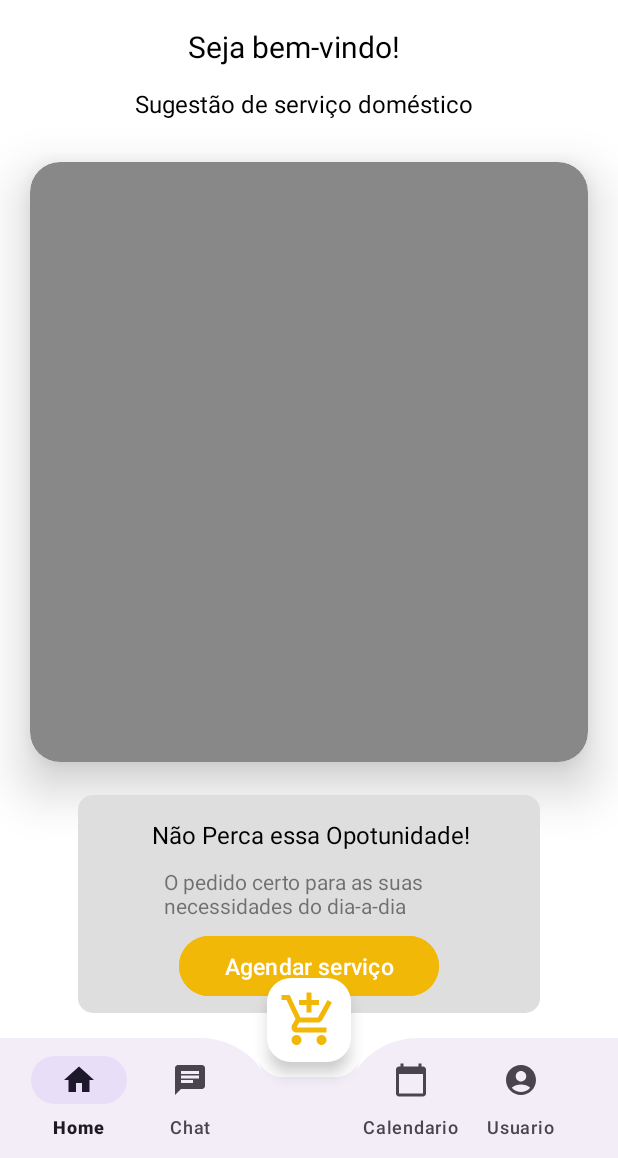
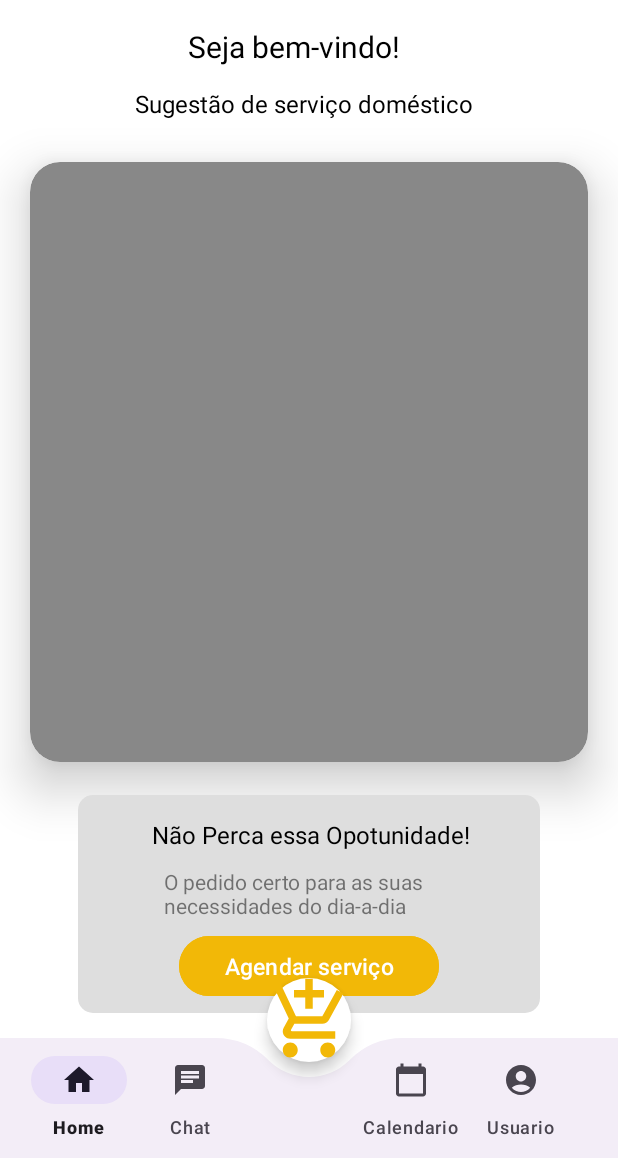
Before and after one commit to Cainann07/CasaEmOrdem, an Android app: the screen it shows after launch (BottomNav), on a phone screen of 412 x 824 dp, the part 78-1236 px from its top. Run offline under Robolectric (Android 15) with nearby library versions, the phone set to English and light mode, and no system bars; libraries missing offline, so code that uses them is left out: com.denzcoskun.imageslider; plain views replace ImageSlider; 8 statements that could not run were skipped.

Commit message:
Atualização Indexação clico de vida do Cliente Completo

```diff
--- a/app/src/main/java/com/example/casaemordem/BottomNav.java
+++ b/app/src/main/java/com/example/casaemordem/BottomNav.java
@@ -88,6 +88,10 @@ public class BottomNav extends AppCompatActivity {
         startActivity(new Intent(this, InfoEnderecoClienteActivity.class));
     }
 
+    public void ContratarServico(View view){
+        startActivity(new Intent(this, ContrataServicoActivity.class));
+    }
+
     public void Slider(){
         ImageSlider imageSlider = findViewById(R.id.imageSlider);
         ArrayList<SlideModel> slideModels = new ArrayList<>();
--- a/app/src/main/res/layout/activity_bottom_nav.xml
+++ b/app/src/main/res/layout/activity_bottom_nav.xml
@@ -128,7 +128,8 @@
             android:textSize="15sp"
             app:layout_constraintBottom_toBottomOf="parent"
             app:layout_constraintEnd_toEndOf="parent"
-            app:layout_constraintStart_toStartOf="parent" />
+            app:layout_constraintStart_toStartOf="parent"
+            android:onClick="ContratarServico"/>
     </androidx.constraintlayout.widget.ConstraintLayout>
 
     <com.google.android.material.bottomappbar.BottomAppBar
@@ -155,13 +156,17 @@
     <com.google.android.material.floatingactionbutton.FloatingActionButton
         android:layout_width="wrap_content"
         android:layout_height="wrap_content"
+        android:layout_gravity="center"
+        android:layout_marginTop="300dp"
         android:backgroundTint="@color/white"
         android:contentDescription="@string/camp_Txt_confirmar_senha"
         android:src="@drawable/ic_add_contratar_servico"
         android:visibility="visible"
+        app:fabSize="auto"
         app:layout_anchor="@+id/bottomAppBar"
         app:layout_anchorGravity="center"
-        app:maxImageSize="40dp"
+        app:maxImageSize="60dp"
+        app:shapeAppearanceOverlay="@style/roundedImageViewRounded"
         app:tint="@color/amareloPadrao"
         tools:ignore="ImageContrastCheck" />
 
--- a/app/src/main/res/layout/activity_confirmacao_pedido.xml
+++ b/app/src/main/res/layout/activity_confirmacao_pedido.xml
@@ -125,7 +125,8 @@
         app:layout_constraintEnd_toEndOf="parent"
         app:layout_constraintHorizontal_bias="0.498"
         app:layout_constraintStart_toStartOf="parent"
-        app:layout_constraintVertical_bias="1.0" />
+        app:layout_constraintVertical_bias="1.0"
+        android:onClick="PaginaInicial" />
 
 
 </androidx.constraintlayout.widget.ConstraintLayout>
--- a/app/src/main/res/layout/activity_contrata_servico.xml
+++ b/app/src/main/res/layout/activity_contrata_servico.xml
@@ -368,7 +368,8 @@
         app:layout_constraintBottom_toBottomOf="parent"
         app:layout_constraintEnd_toEndOf="parent"
         app:layout_constraintHorizontal_bias="0.5"
-        app:layout_constraintStart_toStartOf="parent" />
+        app:layout_constraintStart_toStartOf="parent"
+        android:onClick="SelecionarProf"/>
 
 
 </androidx.constraintlayout.widget.ConstraintLayout>
--- a/app/src/main/res/layout/activity_info_endereco_cliente.xml
+++ b/app/src/main/res/layout/activity_info_endereco_cliente.xml
@@ -237,14 +237,15 @@
         android:layout_height="49dp"
         android:layout_marginBottom="216dp"
         android:backgroundTint="#F2B807"
-        android:text="Entrar"
+        android:text="Continuar"
         android:textColor="#f2f2f2"
         app:layout_constraintBottom_toBottomOf="parent"
         app:layout_constraintEnd_toEndOf="parent"
         app:layout_constraintHorizontal_bias="0.498"
         app:layout_constraintStart_toStartOf="parent"
         app:layout_constraintTop_toBottomOf="@+id/constraintLayout4"
-        app:layout_constraintVertical_bias="1.0" />
+        app:layout_constraintVertical_bias="1.0"
+        android:onClick="ConfirmarServico"/>
 
 
 </androidx.constraintlayout.widget.ConstraintLayout>
```
Also changed, not shown: app/src/main/AndroidManifest.xml (+14 -3 lines), app/src/main/java/com/example/casaemordem/ConfirmacaoPedidoActivity.java (+7 -5 lines), app/src/main/java/com/example/casaemordem/ContrataServicoActivity.java (+7 -5 lines), app/src/main/java/com/example/casaemordem/InfoEnderecoClienteActivity.java (+6 -5 lines).
